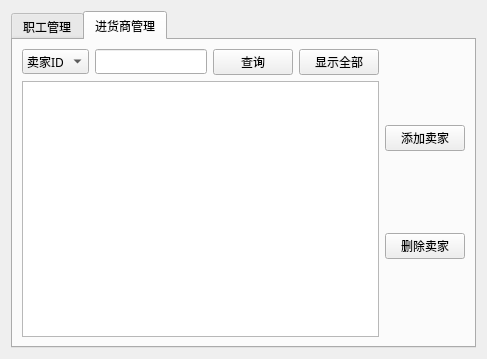
This is staffmanager.ui in liwen123cd/curly-tribble as Qt 5 draws it before an edit. The edited form follows.
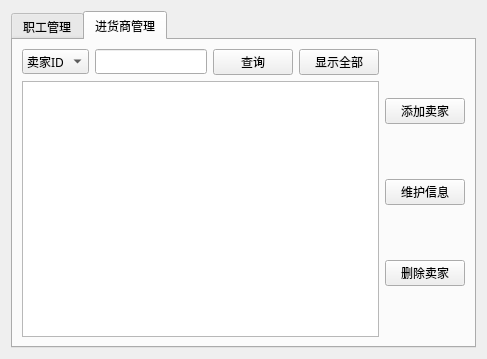
This is the edited form. The open tabs and pages were chosen to show the change.

The edit to the form file:
```diff
--- a/staffmanager.ui
+++ b/staffmanager.ui
@@ -165,6 +165,13 @@
            </property>
           </widget>
          </item>
+         <item>
+          <widget class="QPushButton" name="pushButton_7">
+           <property name="text">
+            <string>维护信息</string>
+           </property>
+          </widget>
+         </item>
          <item>
           <widget class="QPushButton" name="pushButton_6">
            <property name="text">
```
Left out of the diff: 2 changed lines with no effect on the pictures.
